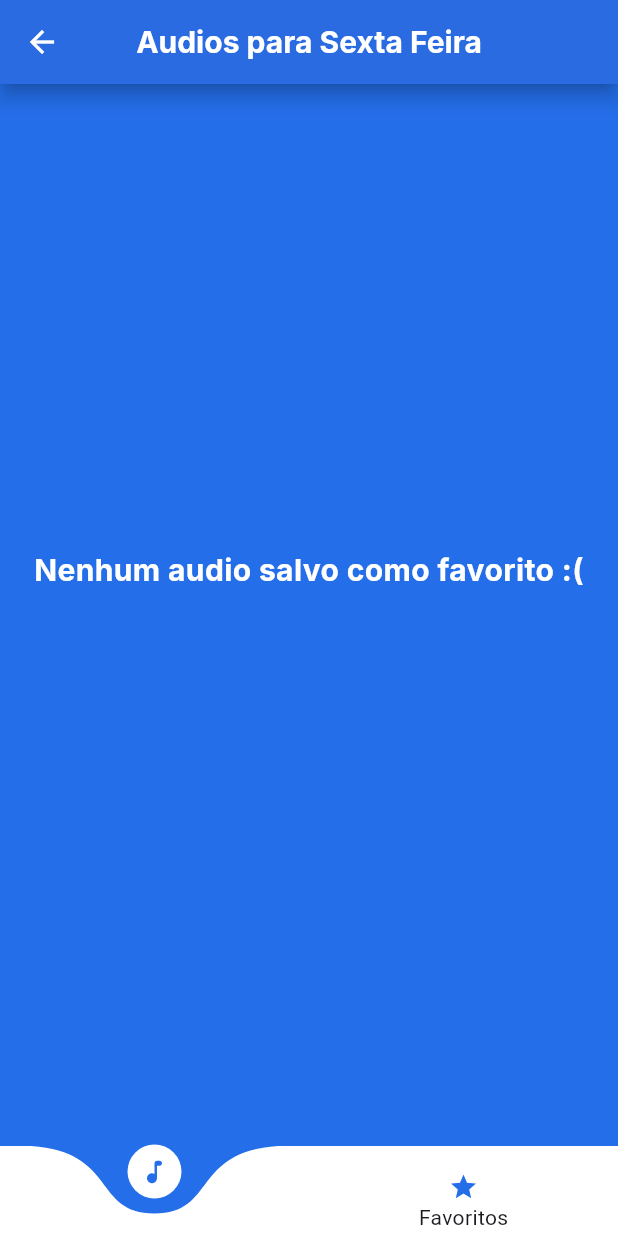
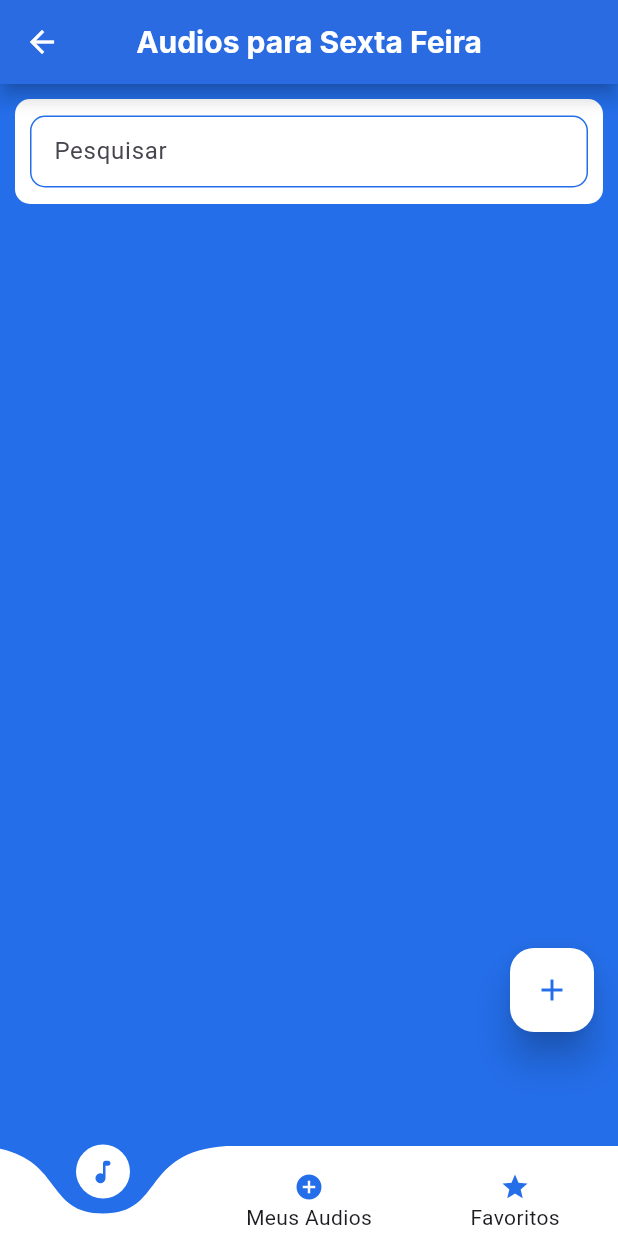
Before and after one commit to lucas3g/audio_sextafeira, a Flutter app: the screen it shows after launch, item 2 of the bottom bar chosen, on a phone screen of 412 x 824 dp. Run offline on Flutter 3.47's test engine with Material 2 defaults, Android fonts, the phone set to English and light mode, and no system bars; drawn by our look-alikes of curved_navigation_bar, google_mobile_ads; our stand-ins replace audioplayers, dio, file_picker, flutter_mobx, flutter_modular, google_fonts and 4 more; generated files the repository leaves out were written again; network calls fail; statements that could not run were skipped.

Commit message:
feat: initial module meus _audios

```diff
--- /dev/null
+++ b/lib/app/core_module/components/widgets/my_input_widget.dart
@@ -0,0 +1,113 @@
+// ignore_for_file: depend_on_referenced_packages
+
+import 'package:audio_sextafeira/app/theme/app_theme.dart';
+import 'package:flutter/material.dart';
+import 'package:flutter/services.dart';
+
+class MyInputWidget extends StatefulWidget {
+  final FocusNode focusNode;
+  final TextInputType keyboardType;
+  final String hintText;
+  final String label;
+  final bool obscureText;
+  final Widget? suffixIcon;
+  final int? maxLines;
+  final int? maxLength;
+  final int? minLines;
+  final List<TextInputFormatter>? inputFormaters;
+  final Function(String?)? onFieldSubmitted;
+  final Function(String?)? onChanged;
+  final TextEditingController textEditingController;
+  final String? campoVazio;
+  final TextCapitalization textCapitalization;
+  final Function()? onTap;
+  final void Function()? onEditingComplete;
+  final bool readOnly;
+  final bool expands;
+  final TextInputAction? textInputAction;
+  final TextAlignVertical? textAlignVertical;
+  final bool? autoFocus;
+
+  const MyInputWidget({
+    Key? key,
+    required this.focusNode,
+    this.keyboardType = TextInputType.text,
+    required this.hintText,
+    required this.label,
+    this.obscureText = false,
+    this.suffixIcon,
+    this.maxLines,
+    this.maxLength,
+    this.minLines,
+    this.inputFormaters,
+    this.onFieldSubmitted,
+    this.onChanged,
+    required this.textEditingController,
+    this.campoVazio,
+    this.textCapitalization = TextCapitalization.sentences,
+    this.onTap,
+    this.onEditingComplete,
+    this.readOnly = false,
+    this.expands = false,
+    this.textInputAction,
+    this.textAlignVertical = TextAlignVertical.center,
+    this.autoFocus = false,
+  }) : super(key: key);
+
+  @override
+  State<MyInputWidget> createState() => _MyInputWidgetState();
+}
+
+class _MyInputWidgetState extends State<MyInputWidget> {
+  @override
+  Widget build(BuildContext context) {
+    return TextFormField(
+      autofocus: widget.autoFocus!,
+      textAlignVertical: widget.textAlignVertical!,
+      expands: widget.expands,
+      minLines: widget.minLines,
+      readOnly: widget.readOnly,
+      onEditingComplete: widget.onEditingComplete,
+      textCapitalization: widget.textCapitalization,
+      textInputAction: widget.textInputAction,
+      validator: (value) {
+        return null;
+      },
+      focusNode: widget.focusNode,
+      keyboardType: widget.keyboardType,
+      onChanged: (value) {
+        if (widget.onChanged != null) {
+          widget.onChanged!(value);
+        }
+      },
+      onTap: widget.onTap,
+      obscureText: widget.obscureText,
+      inputFormatters: widget.inputFormaters,
+      onFieldSubmitted: widget.onFieldSubmitted,
+      maxLines: widget.maxLines,
+      maxLength: widget.maxLength,
+      controller: widget.textEditingController,
+      decoration: InputDecoration(
+        counterText: '',
+        hintText: widget.hintText,
+        label: Text(widget.label),
+        suffixIcon: widget.suffixIcon,
+        filled: true,
+        isDense: true,
+        fillColor: Colors.white,
+        border: OutlineInputBorder(
+          borderRadius: BorderRadius.circular(10),
+          borderSide: BorderSide(
+            color: Colors.grey.shade700,
+          ),
+        ),
+        enabledBorder: OutlineInputBorder(
+          borderRadius: BorderRadius.circular(10),
+          borderSide: BorderSide(
+            color: AppTheme.colors.primary,
+          ),
+        ),
+      ),
+    );
+  }
+}
--- a/lib/app/modules/home/home_module.dart
+++ b/lib/app/modules/home/home_module.dart
@@ -3,6 +3,7 @@ import 'package:audio_sextafeira/app/modules/home/submodules/favoritos/favorito_
 import 'package:audio_sextafeira/app/modules/home/submodules/favoritos/presenter/mobx/favorito_mobx.dart';
 import 'package:audio_sextafeira/app/modules/home/submodules/lista_audios/lista_audios_module.dart';
 import 'package:audio_sextafeira/app/modules/home/submodules/lista_audios/presenter/mobx/audio_store.dart';
+import 'package:audio_sextafeira/app/modules/home/submodules/meus_audios/meus_audios_module.dart';
 import 'package:audioplayers/audioplayers.dart';
 import 'package:flutter/cupertino.dart';
 import 'package:flutter_modular/flutter_modular.dart';
@@ -46,6 +47,7 @@ class HomeModule extends Module {
   @override
   final List<Module> imports = [
     ListaAudioModule(),
+    MeusAudiosModule(),
     FavoritoModule(),
   ];
 
@@ -73,6 +75,7 @@ class HomeModule extends Module {
       child: ((context, args) => const HomePage()),
       children: [
         configuraModule('/lista', module: ListaAudioModule()),
+        configuraModule('/meus_audios', module: MeusAudiosModule()),
         configuraModule('/favorito', module: FavoritoModule()),
       ],
     ),
--- a/lib/app/modules/home/presenter/home_page.dart
+++ b/lib/app/modules/home/presenter/home_page.dart
@@ -86,8 +86,22 @@ class _HomePageState extends State<HomePage> {
                     color: AppTheme.colors.primary,
                   ),
                   Visibility(
-                    visible: _currentIndex == 1,
+                    visible: _currentIndex != 0,
                     child: const Text('Audios'),
+                  ),
+                ],
+              ),
+              Column(
+                mainAxisSize: MainAxisSize.min,
+                children: [
+                  Icon(
+                    Icons.add_circle,
+                    size: 20,
+                    color: AppTheme.colors.primary,
+                  ),
+                  Visibility(
+                    visible: _currentIndex != 1,
+                    child: const Text('Meus Audios'),
                   ),
                 ],
               ),
@@ -100,7 +114,7 @@ class _HomePageState extends State<HomePage> {
                     color: AppTheme.colors.primary,
                   ),
                   Visibility(
-                    visible: _currentIndex == 0,
+                    visible: _currentIndex != 2,
                     child: const Text('Favoritos'),
                   ),
                 ],
@@ -119,6 +133,12 @@ class _HomePageState extends State<HomePage> {
                 return;
               }
 
+              if (index == 1) {
+                Modular.to.pushReplacementNamed('../meus_audios/');
+
+                return;
+              }
+
               Modular.to.pushReplacementNamed('../favorito/');
             },
           ),
--- /dev/null
+++ b/lib/app/modules/home/submodules/meus_audios/presenter/meus_audios_page.dart
@@ -0,0 +1,67 @@
+import 'package:flutter/material.dart';
+
+import 'package:audio_sextafeira/app/core_module/components/widgets/my_input_widget.dart';
+import 'package:audio_sextafeira/app/modules/home/submodules/meus_audios/mobx/meus_audios_store.dart';
+import 'package:audio_sextafeira/app/modules/home/submodules/meus_audios/presenter/widgets/modal_add_audio_widget.dart';
+import 'package:audio_sextafeira/app/theme/app_theme.dart';
+
+class MeusAudiosPage extends StatefulWidget {
+  final MeusAudiosStore store;
+  const MeusAudiosPage({
+    Key? key,
+    required this.store,
+  }) : super(key: key);
+
+  @override
+  State<MeusAudiosPage> createState() => _MeusAudiosPageState();
+}
+
+class _MeusAudiosPageState extends State<MeusAudiosPage> {
+  final searchController = TextEditingController();
+
+  final fPesquisa = FocusNode();
+
+  @override
+  Widget build(BuildContext context) {
+    return Scaffold(
+      body: Padding(
+        padding: const EdgeInsets.symmetric(vertical: 10, horizontal: 10),
+        child: Column(
+          children: [
+            Container(
+              padding: const EdgeInsets.all(10),
+              alignment: Alignment.center,
+              height: 70,
+              decoration: BoxDecoration(
+                color: Colors.white,
+                borderRadius: BorderRadius.circular(10),
+              ),
+              child: MyInputWidget(
+                focusNode: fPesquisa,
+                hintText: 'Digite o titulo do audio',
+                label: 'Pesquisar',
+                textEditingController: searchController,
+              ),
+            ),
+          ],
+        ),
+      ),
+      floatingActionButton: FloatingActionButton(
+        backgroundColor: Colors.white,
+        elevation: 10,
+        onPressed: () {
+          showDialog(
+            context: context,
+            builder: (context) {
+              return ModalAddAudioWidget(store: widget.store);
+            },
+          );
+        },
+        child: Icon(
+          Icons.add,
+          color: AppTheme.colors.primary,
+        ),
+      ),
+    );
+  }
+}
--- a/lib/app/theme/app_text_styles.dart
+++ b/lib/app/theme/app_text_styles.dart
@@ -26,7 +26,7 @@ abstract class AppTextStyles {
   TextStyle get valorResumoVendas;
   TextStyle get totalGeralClienteCRCP;
   TextStyle get titleTotalGeralCRCP;
-  TextStyle get titleResumoFp;
+  TextStyle get titleModal;
   TextStyle get labelButtonLogin;
   TextStyle get labelMinutesAudioPlayer;
 }
@@ -171,7 +171,7 @@ class AppTextStylesDefault implements AppTextStyles {
       );
 
   @override
-  TextStyle get titleResumoFp => GoogleFonts.montserrat(
+  TextStyle get titleModal => GoogleFonts.montserrat(
         fontSize: 16,
         color: Colors.black,
         fontWeight: FontWeight.bold,
--- a/pubspec.yaml
+++ b/pubspec.yaml
@@ -51,6 +51,7 @@ dependencies:
   path_provider: ^2.0.11
   curved_navigation_bar: ^1.0.3
   google_mobile_ads: ^2.1.0
+  file_picker: ^5.2.2
 
 
 dev_dependencies:
```
Also changed, not shown: lib/app/modules/home/submodules/meus_audios/meus_audios_module.dart (added, +25 -0 lines), lib/app/modules/home/submodules/meus_audios/mobx/meus_audios_store.dart (added, +39 -0 lines), lib/app/modules/home/submodules/meus_audios/presenter/widgets/modal_add_audio_widget.dart (added, +100 -0 lines), lib/app/modules/home/submodules/lista_audios/presenter/mobx/audio_store.g.dart, lib/app/modules/home/submodules/meus_audios/mobx/meus_audios_store.g.dart (added), pubspec.lock, 2 other files.
